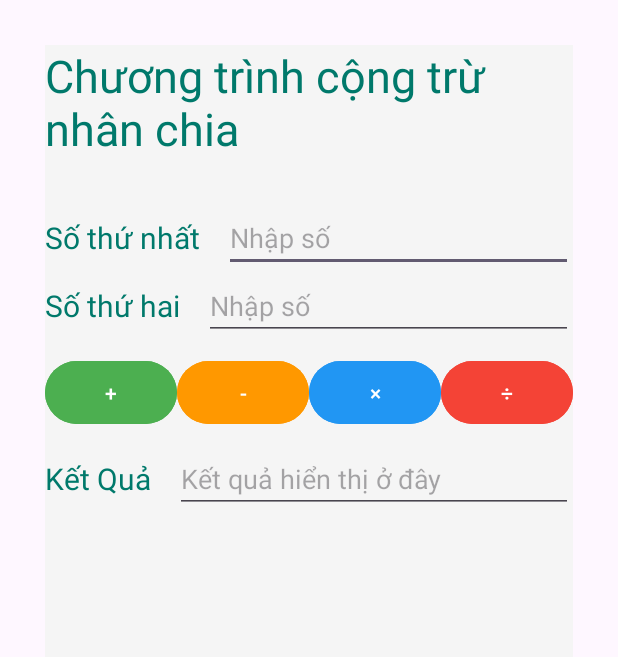
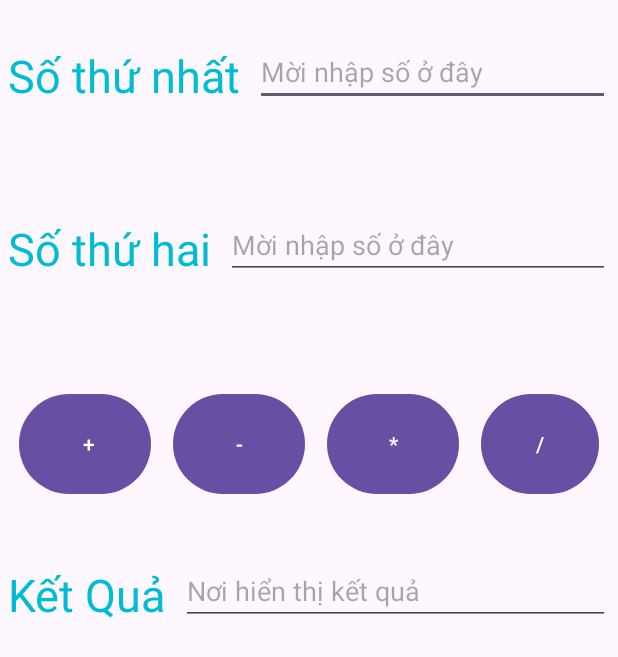
Before and after one commit to thebao13/64130132_AndroidProgramming, an Android app: the screen it shows after launch (MainActivity), on a phone screen of 412 x 824 dp. Shown: the top 657 px of the screen. Run offline under Robolectric (Android 15) with nearby library versions, the phone set to English and light mode, and no system bars.

Commit message:
hoàn tất bài tập  ví dụ 5

```diff
--- a/Ex5_AddSubMulDiv_Anynomous/app/src/main/res/layout/activity_main.xml
+++ b/Ex5_AddSubMulDiv_Anynomous/app/src/main/res/layout/activity_main.xml
@@ -1,146 +1,120 @@
 <?xml version="1.0" encoding="utf-8"?>
 <LinearLayout xmlns:android="http://schemas.android.com/apk/res/android"
+    xmlns:app="http://schemas.android.com/apk/res-auto"
+    xmlns:tools="http://schemas.android.com/tools"
+    android:id="@+id/main"
     android:layout_width="match_parent"
     android:layout_height="match_parent"
-    xmlns:tools="http://schemas.android.com/tools"
     android:orientation="vertical"
-    android:padding="20dp"
-    android:id="@+id/main"
-    tools:context=".MainActivity"
-    android:layout_margin="30dp"
-    android:background="#F5F5F5">
+    tools:context=".MainActivity">
 
     <LinearLayout
-
         android:layout_width="match_parent"
-        android:layout_height="wrap_content"
+        android:layout_height="100dp"
+        android:padding="5dp"
         android:orientation="horizontal"
-        android:gravity="center_vertical"
-        android:marginBottom="10dp">
-
-
+        android:layout_marginTop="15dp">
         <TextView
+            android:layout_marginTop="9dp"
             android:layout_width="wrap_content"
-            android:layout_height="wrap_content"
-            android:text="Chương trình cộng trừ nhân chia"
+            android:layout_height="match_parent"
+            android:text="Số thứ nhất"
             android:textSize="30dp"
-            android:paddingBottom="30dp"
-            android:textColor="#00796B"/>
-
-    </LinearLayout>
-
-    <LinearLayout
-
-        android:layout_width="match_parent"
-        android:layout_height="wrap_content"
-        android:orientation="horizontal"
-        android:gravity="center_vertical"
-        android:marginBottom="10dp">
-
-
-        <TextView
-            android:layout_width="wrap_content"
-            android:layout_height="wrap_content"
-            android:text="Số thứ nhất"
-            android:textSize="20sp"
-            android:textColor="#00796B"/>
+            android:textColor="#00BCD4"/>
 
         <EditText
             android:id="@+id/edtSo1"
-            android:layout_width="0dp"
-            android:layout_weight="1"
+            android:layout_width="match_parent"
             android:layout_height="wrap_content"
-            android:layout_marginLeft="16dp"
-            android:hint="Nhập số"/>
+            android:layout_marginLeft="10dp"
+            android:layout_marginTop="2dp"
+            android:hint="Mời nhập số ở đây" />
+    </LinearLayout>
+    <LinearLayout
+        android:layout_width="match_parent"
+        android:layout_height="100dp"
+        android:padding="5dp"
+        android:orientation="horizontal"
+        android:layout_marginTop="15dp">
+
+        <TextView
+            android:layout_marginTop="9dp"
+            android:layout_width="wrap_content"
+            android:layout_height="match_parent"
+            android:text="Số thứ hai"
+            android:textSize="30dp"
+            android:textColor="#00BCD4"/>
+        <EditText
+            android:id="@+id/edtSo2"
+            android:layout_marginTop="2dp"
+            android:layout_width="match_parent"
+            android:layout_height="wrap_content"
+            android:layout_marginLeft="10dp"
+            android:hint="Mời nhập số ở đây"/>
     </LinearLayout>
 
     <LinearLayout
         android:layout_width="match_parent"
-        android:layout_height="wrap_content"
+        android:layout_height="100dp"
+        android:padding="5dp"
         android:orientation="horizontal"
-        android:gravity="center_vertical"
-        android:marginBottom="10dp">
+        android:layout_marginTop="15dp">
 
-        <TextView
+
+        <Button
+            android:id="@+id/btnCong"
             android:layout_width="wrap_content"
-            android:layout_height="wrap_content"
-            android:text="Số thứ hai"
-            android:textSize="20sp"
-            android:textColor="#00796B"/>
+            android:layout_height="match_parent"
+            android:paddingLeft="30dp"
+            android:layout_margin="7dp"
+            android:onClick="XuLyCong"
+            android:text="+"/>
 
-        <EditText
-            android:id="@+id/edtSo2"
-            android:layout_width="0dp"
-            android:layout_weight="1"
-            android:layout_height="wrap_content"
-            android:layout_marginLeft="16dp"
-            android:hint="Nhập số"/>
+        <Button
+            android:id="@+id/btnTru"
+            android:layout_width="wrap_content"
+            android:layout_height="match_parent"
+            android:layout_margin="7dp"
+            android:onClick="XuLyTru"
+            android:text="-"/>
+
+        <Button
+            android:id="@+id/btnNhan"
+            android:layout_width="wrap_content"
+            android:layout_height="match_parent"
+            android:layout_margin="7dp"
+            android:onClick="XuLyNhan"
+            android:text="*"/>
+        <Button
+            android:id="@+id/btnChia"
+            android:layout_width="wrap_content"
+            android:layout_height="match_parent"
+            android:layout_margin="7dp"
+            android:onClick="XuLyChia"
+            android:text="/"/>
     </LinearLayout>
 
     <LinearLayout
         android:layout_width="match_parent"
-        android:layout_height="wrap_content"
+        android:layout_height="100dp"
+        android:padding="5dp"
         android:orientation="horizontal"
-        android:gravity="center"
-        android:paddingVertical="10dp">
-
-        <Button
-            android:id="@+id/btnCong"
-            android:layout_width="0dp"
-            android:layout_weight="1"
-            android:layout_height="50dp"
-            android:text="+"
-            android:backgroundTint="#4CAF50"
-            android:textColor="@android:color/white"/>
-
-        <Button
-            android:id="@+id/btnTru"
-            android:layout_width="0dp"
-            android:layout_weight="1"
-            android:layout_height="50dp"
-            android:text="-"
-            android:backgroundTint="#FF9800"
-            android:textColor="@android:color/white"/>
-
-        <Button
-            android:id="@+id/btnNhan"
-            android:layout_width="0dp"
-            android:layout_weight="1"
-            android:layout_height="50dp"
-            android:text="×"
-            android:backgroundTint="#2196F3"
-            android:textColor="@android:color/white"/>
-
-        <Button
-            android:id="@+id/btnChia"
-            android:layout_width="0dp"
-            android:layout_weight="1"
-            android:layout_height="50dp"
-            android:text="÷"
-            android:backgroundTint="#F44336"
-            android:textColor="@android:color/white"/>
-    </LinearLayout>
-
-    <LinearLayout
-        android:layout_width="match_parent"
-        android:layout_height="wrap_content"
-        android:orientation="horizontal"
-        android:gravity="center_vertical">
-
+        android:layout_marginTop="15dp">
         <TextView
+            android:layout_marginTop="9dp"
             android:layout_width="wrap_content"
-            android:layout_height="wrap_content"
+            android:layout_height="match_parent"
             android:text="Kết Quả"
-            android:textSize="20sp"
-            android:textColor="#00796B"/>
+            android:textSize="30dp"
+            android:textColor="#00BCD4"/>
 
         <EditText
             android:id="@+id/edtKetQua"
-            android:layout_width="0dp"
-            android:layout_weight="1"
+            android:layout_width="match_parent"
             android:layout_height="wrap_content"
-            android:layout_marginLeft="16dp"
-            android:hint="Kết quả hiển thị ở đây"
-            android:focusable="false"/>
+            android:layout_marginLeft="10dp"
+            android:layout_marginTop="2dp"
+            android:hint="Nơi hiển thị kết quả" />
     </LinearLayout>
+
 </LinearLayout>
```
